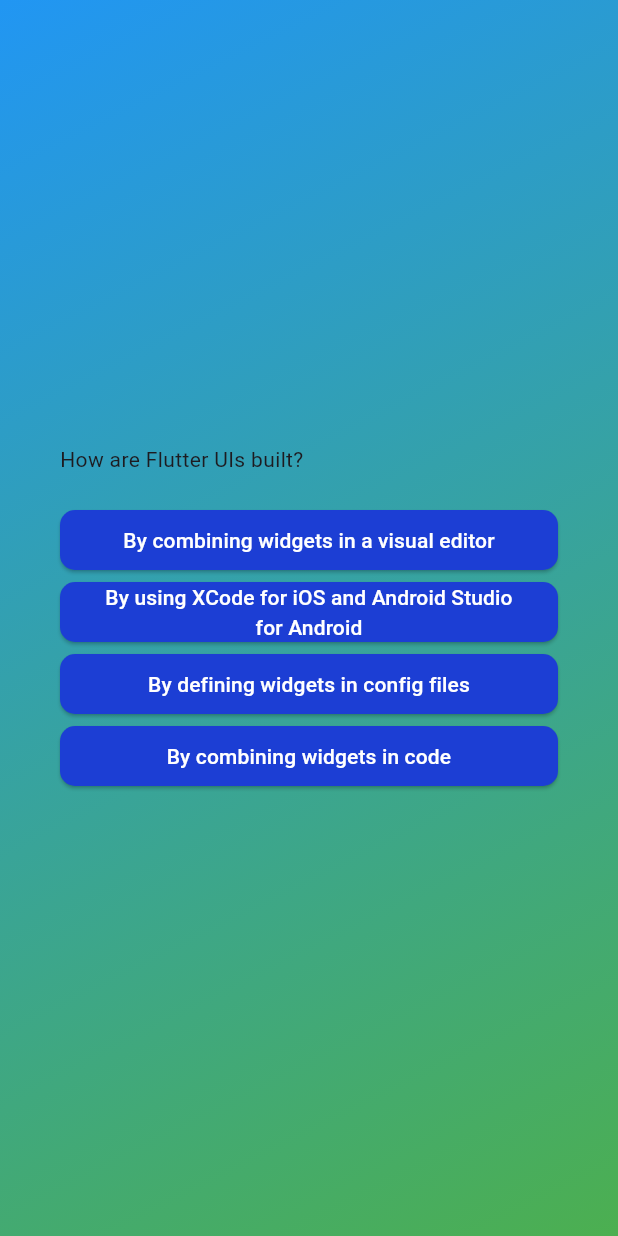
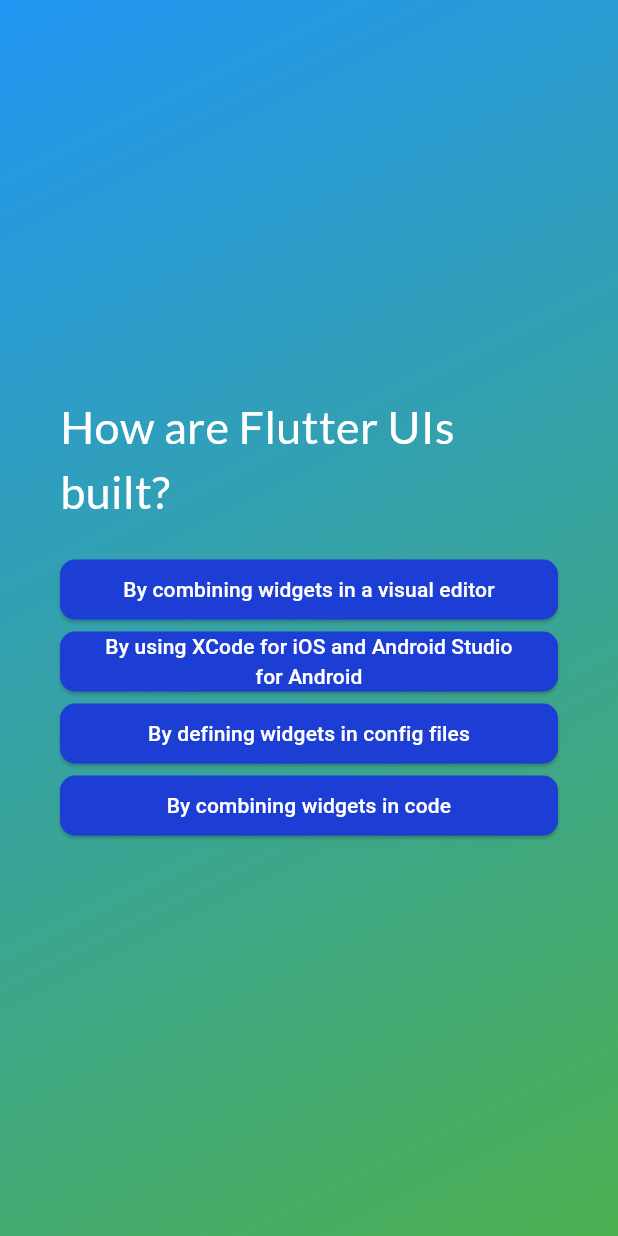
Before and after one commit to nmcdotnet/flutter_learn, a Flutter app: the screen it shows after launch, after a tap on "Start Quiz", after a tap on "Components", on a phone screen of 412 x 824 dp. Run offline on Flutter 3.47's test engine with Material 3 defaults, Android fonts, the phone set to English and light mode, and no system bars; our stand-ins replace google_fonts.

Commit message:
update 26112024

```diff
--- a/adv_basics/lib/question_screen.dart
+++ b/adv_basics/lib/question_screen.dart
@@ -5,7 +5,9 @@ import 'package:google_fonts/google_fonts.dart';
 //import 'package:google_fonts/google_fonts.dart';
 
 class QuestionScreen extends StatefulWidget {
-  const QuestionScreen({super.key});
+  const QuestionScreen({super.key, required this.onSelectedAnswer});
+
+  final void Function(String answer) onSelectedAnswer;
 
   @override
   State<QuestionScreen> createState() => _QuestionScreenState();
@@ -14,7 +16,8 @@ class QuestionScreen extends StatefulWidget {
 class _QuestionScreenState extends State<QuestionScreen> {
   var currentQuestionIndex = 0;
 
-  void aswerQuestion() {
+  void answerQuestion(String selectedAnswer) {
+    widget.onSelectedAnswer(selectedAnswer);
     // thông báo cho widget rằng nó cần phải rebuild vì đã thay đổi dữ liệu, cụ thể là currentQuestionIndex
     setState(() {
       currentQuestionIndex++;
@@ -37,19 +40,23 @@ class _QuestionScreenState extends State<QuestionScreen> {
           children: [
             Text(
               currentQuestion.text,
-              // style: GoogleFonts.lato(
-              //   textStyle: const TextStyle(
-              //     fontSize: 30,
-              //     color: Colors.white,
-              //   ),
-              // ),
+              style: GoogleFonts.lato(
+                textStyle: const TextStyle(
+                  fontSize: 30,
+                  color: Colors.white,
+                ),
+              ),
             ),
             const SizedBox(height: 20),
 
             /// Get elements from the array, instead of having to write each line
             /// use  spread (...)  to get all the elements from the array
             ...currentQuestion.getShuffledAnswers().map((answer) {
-              return AnswerButton(answerText: answer, onTap: aswerQuestion);
+              return AnswerButton(
+                  answerText: answer,
+                  onTap: () {
+                    answerQuestion(answer);
+                  });
             }),
           ],
         ),
--- a/adv_basics/lib/quiz.dart
+++ b/adv_basics/lib/quiz.dart
@@ -1,6 +1,7 @@
 import 'package:adv_basics/question_screen.dart';
 import 'package:adv_basics/start_screen.dart';
 import 'package:flutter/material.dart';
+import 'package:adv_basics/data/question.dart';
 
 class Quiz extends StatefulWidget {
   const Quiz({super.key});
@@ -10,7 +11,25 @@ class Quiz extends StatefulWidget {
 }
 
 class _QuizState extends State<Quiz> {
+  List<String> selectedAnswer = [];
   Widget? activeScreen;
+  void chooseAnswer(String answer) {
+    selectedAnswer.add(answer);
+    var lengthAns = selectedAnswer.length;
+    print("Num answer: $lengthAns ");
+    if (selectedAnswer.length == questions.length) {
+      setState(() {
+        selectedAnswer = [];
+        activeScreen = StartScreen(startQuiz);
+      });
+    }
+  }
+
+  void startQuiz() {
+    setState(() {
+      activeScreen = const Quiz();
+    });
+  }
 
   @override
   void initState() {
@@ -21,7 +40,9 @@ class _QuizState extends State<Quiz> {
 
   void switchScreen() {
     setState(() {
-      activeScreen = const QuestionScreen();
+      activeScreen = QuestionScreen(
+        onSelectedAnswer: chooseAnswer,
+      );
     });
   }
 
@@ -30,7 +51,9 @@ class _QuizState extends State<Quiz> {
     Widget screenWidget = StartScreen(switchScreen);
 
     if (activeScreen is QuestionScreen) {
-      screenWidget = const QuestionScreen();
+      screenWidget = QuestionScreen(
+        onSelectedAnswer: chooseAnswer,
+      );
     }
 
     return MaterialApp(
--- a/adv_basics/lib/start_screen.dart
+++ b/adv_basics/lib/start_screen.dart
@@ -1,4 +1,5 @@
 import 'package:flutter/material.dart';
+import 'package:google_fonts/google_fonts.dart';
 
 class StartScreen extends StatelessWidget {
   const StartScreen(this.startQuiz, {super.key});
@@ -16,10 +17,12 @@ class StartScreen extends StatelessWidget {
             color: const Color.fromARGB(150, 255, 255, 255),
           ),
           const SizedBox(height: 80),
-          const Text("Learn flutter the fun way",
-              style: TextStyle(
-                fontSize: 24,
-                color: Colors.white,
+          Text("Learn flutter the fun way",
+              style: GoogleFonts.lato(
+                textStyle: const TextStyle(
+                  fontSize: 30,
+                  color: Colors.white,
+                ),
               )),
           const SizedBox(height: 20),
           OutlinedButton.icon(
```
Also changed, not shown: 2 other files.
